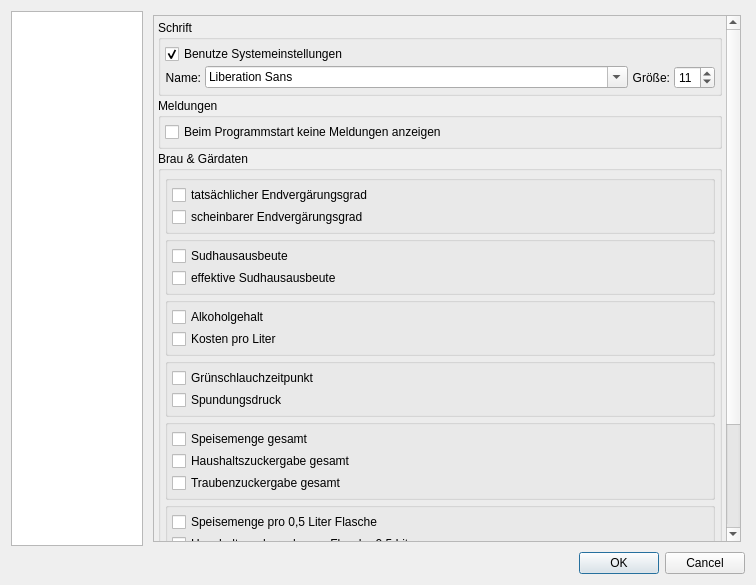
Above: source/ui/einstellungen.ui from Gremmel/kleiner-brauhelfer before the change. Below: the same form after it.
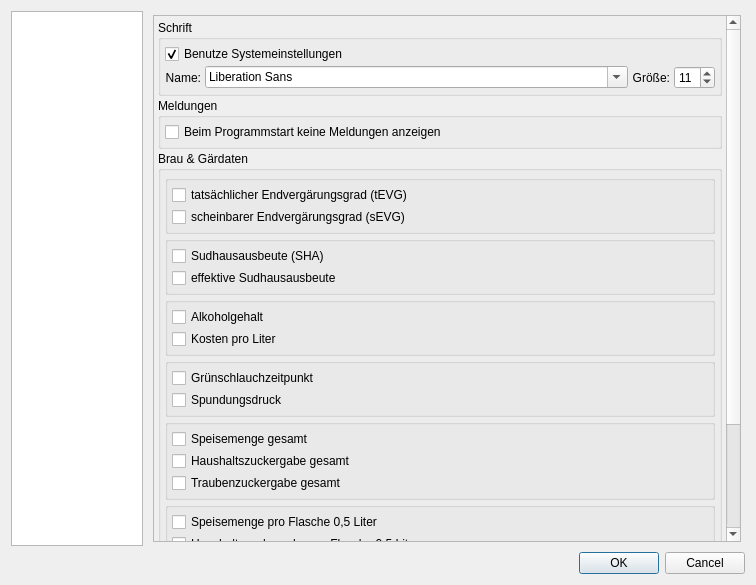
That is the form after the change. The open tabs and pages were chosen to show the change.

The edit to the form file:
```diff
--- a/source/ui/einstellungen.ui
+++ b/source/ui/einstellungen.ui
@@ -1464,14 +1464,14 @@
                    <item>
                     <widget class="QCheckBox" name="checkBox_Ansicht_BuG_tevg">
                      <property name="text">
-                      <string>tatsächlicher Endvergärungsgrad</string>
+                      <string>tatsächlicher Endvergärungsgrad (tEVG)</string>
                      </property>
                     </widget>
                    </item>
                    <item>
                     <widget class="QCheckBox" name="checkBox_Ansicht_BuG_sevg">
                      <property name="text">
-                      <string>scheinbarer Endvergärungsgrad</string>
+                      <string>scheinbarer Endvergärungsgrad (sEVG)</string>
                      </property>
                     </widget>
                    </item>
@@ -1502,7 +1502,7 @@
                    <item>
                     <widget class="QCheckBox" name="checkBox_Ansicht_BuG_shab">
                      <property name="text">
-                      <string>Sudhausausbeute</string>
+                      <string>Sudhausausbeute (SHA)</string>
                      </property>
                     </widget>
                    </item>
@@ -1661,7 +1661,7 @@
                    <item>
                     <widget class="QCheckBox" name="checkBox_Ansicht_BuG_s05">
                      <property name="text">
-                      <string>Speisemenge pro 0,5 Liter Flasche</string>
+                      <string>Speisemenge pro Flasche 0,5 Liter</string>
                      </property>
                     </widget>
                    </item>
```
Left out of the diff: 42 changed lines with no effect on the pictures.
